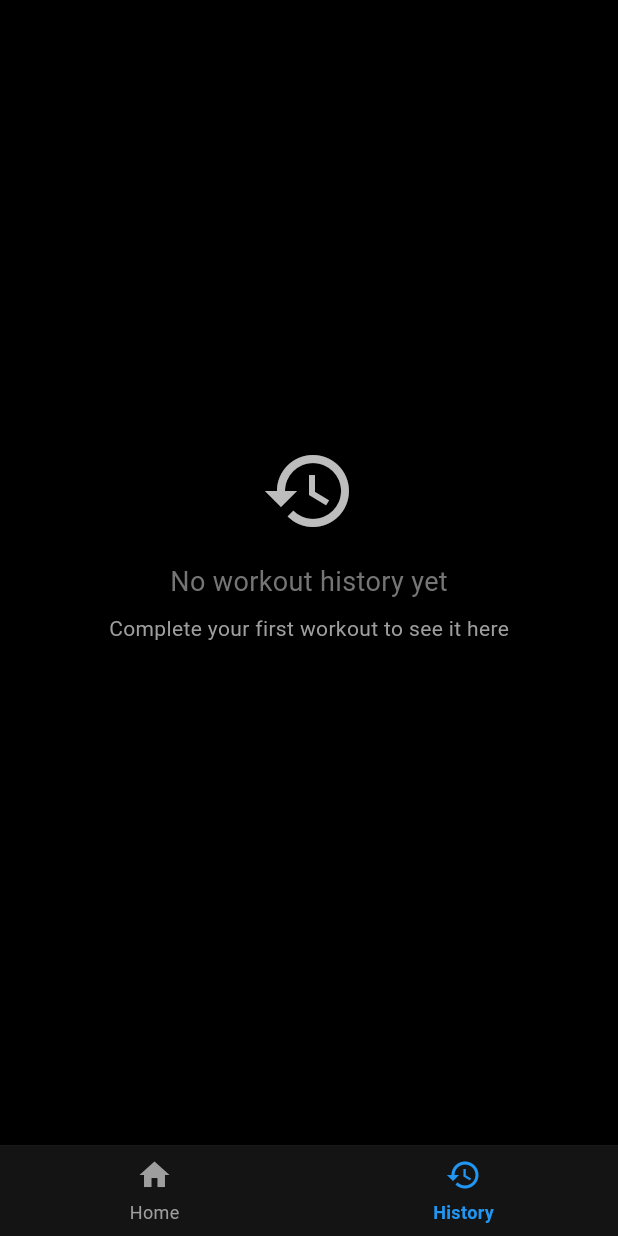
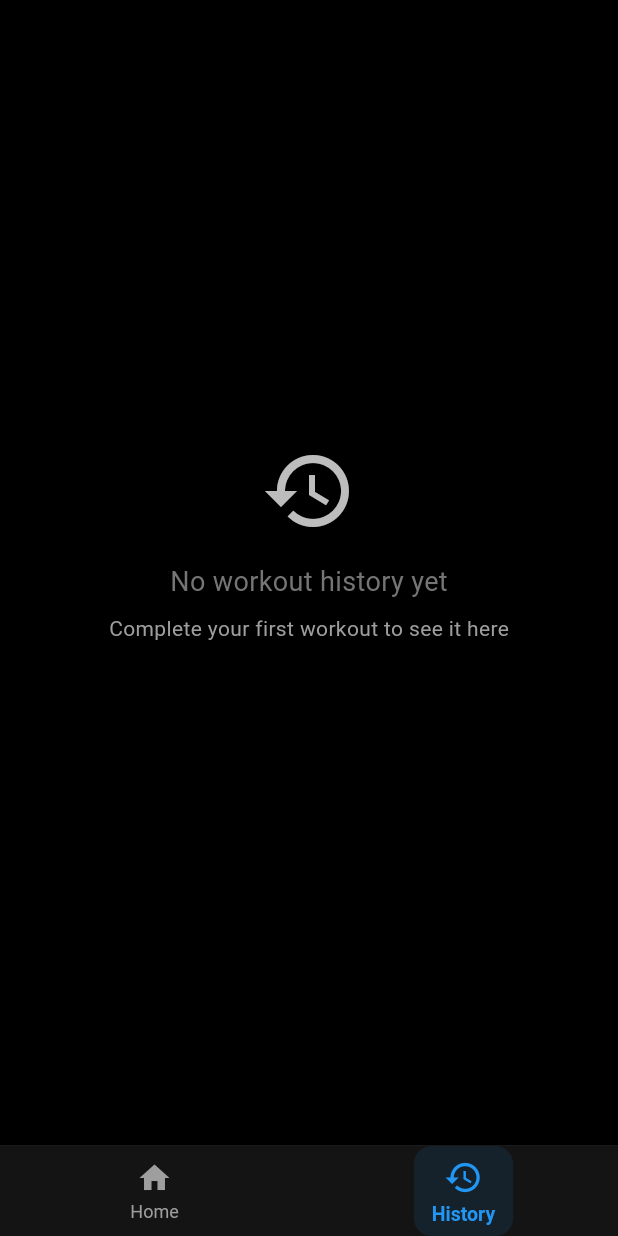
Before and after one commit to pschulzk/nbjp, a Flutter app: the HomeScreen screen opened directly, after a tap on "History", on a phone screen of 412 x 824 dp. Run offline on Flutter 3.47's test engine with Material 3 defaults, Android fonts, the phone set to English and light mode, and no system bars; our stand-ins replace sqflite; accounts and stored records are empty.

```diff
--- a/lib/main.dart
+++ b/lib/main.dart
@@ -26,6 +26,12 @@ class MyApp extends StatelessWidget {
     return MaterialApp(
       title: 'NBJP',
       theme: ThemeData(
+        pageTransitionsTheme: const PageTransitionsTheme(
+          builders: {
+            TargetPlatform.iOS: CupertinoPageTransitionsBuilder(),
+            TargetPlatform.android: CupertinoPageTransitionsBuilder(),
+          },
+        ),
         brightness: Brightness.dark,
         colorScheme: const ColorScheme.dark(
           primary: Colors.blue,
--- a/lib/screens/home_screen.dart
+++ b/lib/screens/home_screen.dart
@@ -5,6 +5,8 @@ import '../models/training.dart';
 import '../models/session.dart';
 import '../services/database_service.dart';
 import '../services/rep_calculator.dart';
+import '../widgets/animated_scale_tap.dart';
+import '../widgets/slide_route.dart';
 import 'session_screen.dart';
 import 'settings_screen.dart';
 import 'history_screen.dart';
@@ -45,8 +47,9 @@ class _HomeScreenState extends State<HomeScreen> {
   void _startWorkout() {
     if (_currentTraining != null) {
       Navigator.of(context).push(
-        MaterialPageRoute(
-          builder: (context) => SessionScreen(training: _currentTraining!),
+        SlideRoute(
+          page: SessionScreen(training: _currentTraining!),
+          direction: SlideDirection.down,  // Slides down from top
         ),
       ).then((_) => _loadData());
     }
@@ -54,7 +57,13 @@ class _HomeScreenState extends State<HomeScreen> {
 
   Widget _buildHomeTab() {
     if (_currentTraining == null) {
-      return const Center(child: CircularProgressIndicator());
+      return Center(
+        child: AnimatedOpacity(
+          opacity: 1.0,
+          duration: const Duration(milliseconds: 300),
+          child: const CircularProgressIndicator(),
+        ),
+      );
     }
 
     final calculatedReps = RepCalculator.calculateReps(
@@ -225,21 +234,30 @@ class _HomeScreenState extends State<HomeScreen> {
             ),
           ),
           const SizedBox(height: 20),
-          ElevatedButton(
-            onPressed: _startWorkout,
-            style: ElevatedButton.styleFrom(
+          AnimatedScaleTap(
+            onTap: _startWorkout,
+            child: Container(
+              width: double.infinity,
               padding: const EdgeInsets.symmetric(vertical: 16),
-              backgroundColor: Colors.blue,
-              foregroundColor: Colors.white,
-              shape: RoundedRectangleBorder(
+              decoration: BoxDecoration(
+                color: Colors.blue,
                 borderRadius: BorderRadius.circular(8),
+                boxShadow: [
+                  BoxShadow(
+                    color: Colors.blue.withOpacity(0.3),
+                    blurRadius: 8,
+                    offset: const Offset(0, 4),
                   ),
+                ],
               ),
               child: const Text(
                 'Start Workout',
+                textAlign: TextAlign.center,
                 style: TextStyle(
+                  color: Colors.white,
                   fontSize: 18,
                   fontWeight: FontWeight.bold,
+                ),
               ),
             ),
           ),
@@ -256,17 +274,24 @@ class _HomeScreenState extends State<HomeScreen> {
             Row(
               children: [
                 Expanded(
+                  child: AnimatedContainer(
+                    duration: const Duration(milliseconds: 300),
                     child: Card(
+                      elevation: 2,
                       child: Padding(
                         padding: const EdgeInsets.all(16),
                         child: Column(
                           children: [
-                          Text(
+                            AnimatedSwitcher(
+                              duration: const Duration(milliseconds: 500),
+                              child: Text(
                                 '${_stats['totalSessions'] ?? 0}',
+                                key: ValueKey(_stats['totalSessions']),
                                 style: const TextStyle(
                                   fontSize: 24,
                                   fontWeight: FontWeight.bold,
                                   color: Colors.blue,
+                                ),
                               ),
                             ),
                             const SizedBox(height: 4),
@@ -282,19 +307,27 @@ class _HomeScreenState extends State<HomeScreen> {
                       ),
                     ),
                   ),
+                ),
                 const SizedBox(width: 8),
                 Expanded(
+                  child: AnimatedContainer(
+                    duration: const Duration(milliseconds: 300),
                     child: Card(
+                      elevation: 2,
                       child: Padding(
                         padding: const EdgeInsets.all(16),
                         child: Column(
                           children: [
-                          Text(
+                            AnimatedSwitcher(
+                              duration: const Duration(milliseconds: 500),
+                              child: Text(
                                 '${_stats['totalPushups'] ?? 0}',
+                                key: ValueKey(_stats['totalPushups']),
                                 style: const TextStyle(
                                   fontSize: 24,
                                   fontWeight: FontWeight.bold,
                                   color: Colors.green,
+                                ),
                               ),
                             ),
                             const SizedBox(height: 4),
@@ -310,19 +343,27 @@ class _HomeScreenState extends State<HomeScreen> {
                       ),
                     ),
                   ),
+                ),
                 const SizedBox(width: 8),
                 Expanded(
+                  child: AnimatedContainer(
+                    duration: const Duration(milliseconds: 300),
                     child: Card(
+                      elevation: 2,
                       child: Padding(
                         padding: const EdgeInsets.all(16),
                         child: Column(
                           children: [
-                          Text(
+                            AnimatedSwitcher(
+                              duration: const Duration(milliseconds: 500),
+                              child: Text(
                                 '${(_stats['avgCompletionRate'] ?? 0).toStringAsFixed(0)}%',
+                                key: ValueKey(_stats['avgCompletionRate']),
                                 style: const TextStyle(
                                   fontSize: 24,
                                   fontWeight: FontWeight.bold,
                                   color: Colors.orange,
+                                ),
                               ),
                             ),
                             const SizedBox(height: 4),
@@ -334,6 +375,7 @@ class _HomeScreenState extends State<HomeScreen> {
                               ),
                             ),
                           ],
+                        ),
                       ),
                     ),
                   ),
@@ -352,7 +394,9 @@ class _HomeScreenState extends State<HomeScreen> {
             ),
             const SizedBox(height: 12),
             ..._recentSessions.map((session) {
-              return Card(
+              return AnimatedContainer(
+                duration: const Duration(milliseconds: 200),
+                child: Card(
                 margin: const EdgeInsets.only(bottom: 8),
                 child: ListTile(
                   leading: CircleAvatar(
@@ -382,6 +426,7 @@ class _HomeScreenState extends State<HomeScreen> {
                     style: TextStyle(
                       color: Colors.grey.shade600,
                       fontSize: 14,
+                    ),
                   ),
                 ),
               ),
@@ -416,24 +461,38 @@ class _HomeScreenState extends State<HomeScreen> {
         child: Container(
           height: double.infinity,
           alignment: Alignment.center,
+          child: AnimatedContainer(
+            duration: const Duration(milliseconds: 200),
+            curve: Curves.easeInOut,
+            padding: const EdgeInsets.symmetric(horizontal: 12, vertical: 8),
+            decoration: BoxDecoration(
+              color: isSelected ? Colors.blue.withOpacity(0.1) : Colors.transparent,
+              borderRadius: BorderRadius.circular(12),
+            ),
             child: Column(
               mainAxisSize: MainAxisSize.min,
               children: [
-              Icon(
+                AnimatedSwitcher(
+                  duration: const Duration(milliseconds: 200),
+                  child: Icon(
                     icon,
+                    key: ValueKey(isSelected),
                     color: isSelected ? Colors.blue : Colors.grey,
-                size: 24,
+                    size: isSelected ? 26 : 24,
+                  ),
                 ),
                 const SizedBox(height: 4),
-              Text(
-                label,
+                AnimatedDefaultTextStyle(
+                  duration: const Duration(milliseconds: 200),
                   style: TextStyle(
                     color: isSelected ? Colors.blue : Colors.grey,
-                  fontSize: 12,
+                    fontSize: isSelected ? 13 : 12,
                     fontWeight: isSelected ? FontWeight.w600 : FontWeight.normal,
                   ),
+                  child: Text(label),
                 ),
               ],
+            ),
           ),
         ),
       ),
@@ -448,13 +507,32 @@ class _HomeScreenState extends State<HomeScreen> {
       backgroundColor: Colors.black,
       body: Stack(
         children: [
-          // Main content that extends full height
-          IndexedStack(
-            index: _selectedIndex,
-            children: [
-              _buildHomeTab(),
-              HistoryScreen(key: _historyKey),
-            ],
+          // Main content that extends full height with animation
+          AnimatedSwitcher(
+            duration: const Duration(milliseconds: 300),
+            transitionBuilder: (child, animation) {
+              final isHome = (child as Container).key == const ValueKey('home');
+              final offsetBegin = isHome
+                ? const Offset(-1.0, 0.0)  // Home comes from left
+                : const Offset(1.0, 0.0);   // History comes from right
+
+              return FadeTransition(
+                opacity: animation,
+                child: SlideTransition(
+                  position: Tween<Offset>(
+                    begin: offsetBegin,
+                    end: Offset.zero,
+                  ).animate(CurvedAnimation(
+                    parent: animation,
+                    curve: Curves.easeOutCubic,
+                  )),
+                  child: child,
+                ),
+              );
+            },
+            child: _selectedIndex == 0
+              ? Container(key: const ValueKey('home'), child: _buildHomeTab())
+              : Container(key: const ValueKey('history'), child: HistoryScreen(key: _historyKey)),
           ),
           // Gradient overlay for status bar area
           Positioned(
--- /dev/null
+++ b/lib/widgets/slide_route.dart
@@ -0,0 +1,53 @@
+import 'package:flutter/material.dart';
+
+class SlideRoute extends PageRouteBuilder {
+  final Widget page;
+  final SlideDirection direction;
+
+  SlideRoute({
+    required this.page,
+    this.direction = SlideDirection.up,
+  }) : super(
+          pageBuilder: (context, animation, secondaryAnimation) => page,
+          transitionDuration: const Duration(milliseconds: 400),
+          reverseTransitionDuration: const Duration(milliseconds: 400),
+          transitionsBuilder: (context, animation, secondaryAnimation, child) {
+            Offset begin;
+            switch (direction) {
+              case SlideDirection.up:
+                begin = const Offset(0.0, 1.0);
+                break;
+              case SlideDirection.down:
+                begin = const Offset(0.0, -1.0);
+                break;
+              case SlideDirection.left:
+                begin = const Offset(1.0, 0.0);
+                break;
+              case SlideDirection.right:
+                begin = const Offset(-1.0, 0.0);
+                break;
+            }
+
+            const end = Offset.zero;
+            final curve = Curves.easeOutCubic;
+
+            var tween = Tween(begin: begin, end: end).chain(
+              CurveTween(curve: curve),
+            );
+
+            var offsetAnimation = animation.drive(tween);
+
+            return SlideTransition(
+              position: offsetAnimation,
+              child: child,
+            );
+          },
+        );
+}
+
+enum SlideDirection {
+  up,
+  down,
+  left,
+  right,
+}
```
Also changed, not shown: lib/screens/history_screen.dart (+6 -5 lines), lib/widgets/animated_scale_tap.dart (added, +78 -0 lines). Lines whose indentation alone changed are shown as unchanged.
